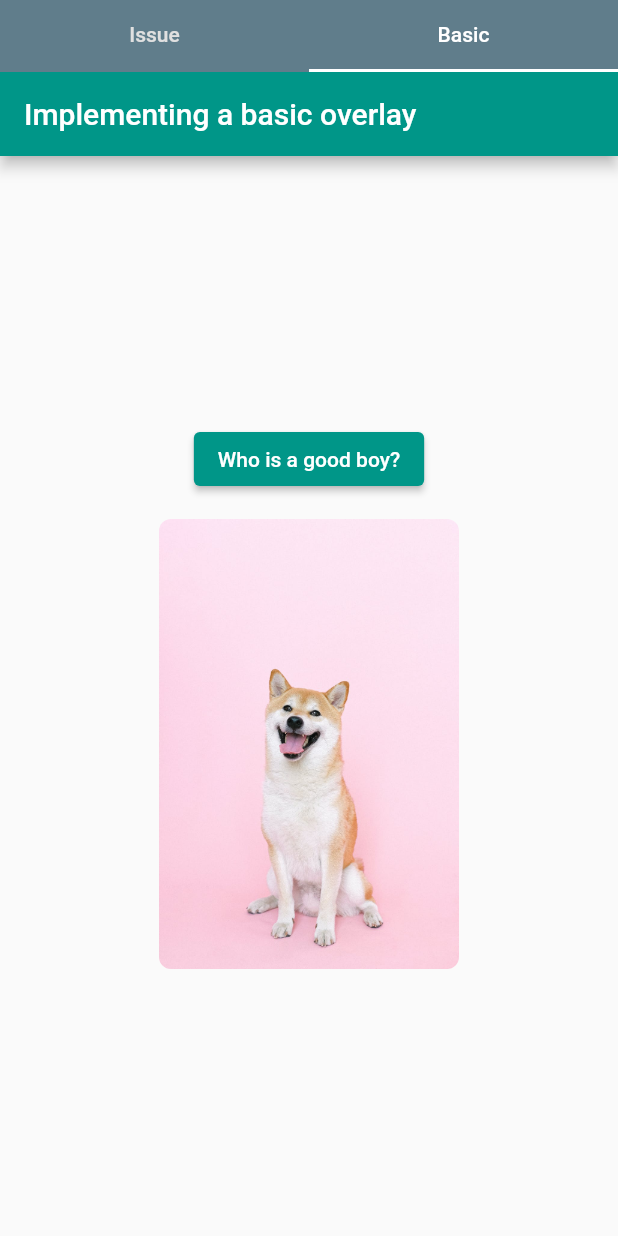
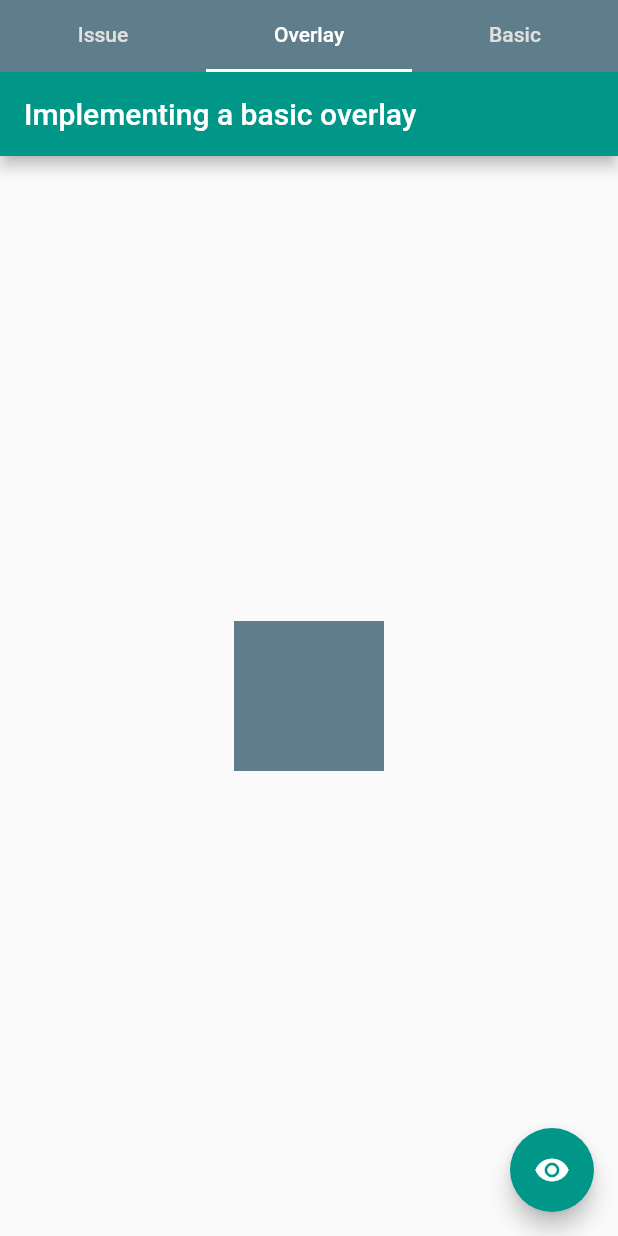
Before and after one commit to inf0rmatix/flutter-custom-overlays, a Flutter app: the screen it shows after launch, tab 2 chosen, on a phone screen of 412 x 824 dp. Run offline on Flutter 3.47's test engine with Material 2 defaults, Android fonts, the light colour scheme and no system bars.

Commit message:
working on examples, adding super basic entry point example

```diff
--- a/step_by_step/lib/main.dart
+++ b/step_by_step/lib/main.dart
@@ -26,11 +26,12 @@ class _MyAppState extends State<MyApp> with TickerProviderStateMixin {
   @override
   Widget build(BuildContext context) {
     return MaterialApp(
+      debugShowCheckedModeBanner: false,
       title: 'Flutter Demo',
       theme: ThemeData(
         primarySwatch: Colors.teal,
       ),
-      home: MyHomePage(),
+      home: const MyHomePage(),
     );
   }
 }
--- a/step_by_step/lib/my_home_page.dart
+++ b/step_by_step/lib/my_home_page.dart
@@ -1,6 +1,7 @@
 import 'package:flutter/material.dart';
 import 'package:step_by_step/steps/basic_overlay/basic_overlay_page.dart';
 import 'package:step_by_step/steps/issue/issue_page.dart';
+import 'package:step_by_step/steps/overlay_only/overlay_only_page.dart';
 
 class MyHomePage extends StatefulWidget {
   const MyHomePage({super.key});
@@ -14,7 +15,7 @@ class _MyHomePageState extends State<MyHomePage> with TickerProviderStateMixin {
 
   @override
   void initState() {
-    tabController = TabController(length: 2, vsync: this);
+    tabController = TabController(length: 3, vsync: this);
 
     super.initState();
   }
@@ -38,6 +39,9 @@ class _MyHomePageState extends State<MyHomePage> with TickerProviderStateMixin {
                   text: 'Issue',
                 ),
                 Tab(
+                  text: 'Overlay',
+                ),
+                Tab(
                   text: 'Basic',
                 ),
               ],
@@ -48,6 +52,7 @@ class _MyHomePageState extends State<MyHomePage> with TickerProviderStateMixin {
               controller: tabController,
               children: [
                 const IssuePage(),
+                OverlayOnlyPage(),
                 BasicOverlayPage(),
               ],
             ),
--- /dev/null
+++ b/step_by_step/lib/steps/overlay_only/only_overlay.dart
@@ -0,0 +1,43 @@
+import 'package:flutter/material.dart';
+import 'package:flutter/src/widgets/container.dart';
+import 'package:flutter/src/widgets/framework.dart';
+
+class OnlyOverlay extends StatefulWidget {
+  final Widget child;
+
+  const OnlyOverlay({
+    required this.child,
+    super.key,
+  });
+
+  @override
+  State<OnlyOverlay> createState() => OnlyOverlayState();
+}
+
+class OnlyOverlayState extends State<OnlyOverlay> {
+  OverlayEntry? overlayEntry;
+
+  @override
+  Widget build(BuildContext context) {
+    return widget.child;
+  }
+
+  void showOverlay() {
+    final overlayState = Overlay.of(context);
+
+    overlayEntry = OverlayEntry(
+      builder: (context) => GestureDetector(
+        onTap: () => hideOverlay(),
+        child: Container(
+          color: Colors.teal,
+        ),
+      ),
+    );
+
+    overlayState?.insert(overlayEntry!);
+  }
+
+  void hideOverlay() {
+    overlayEntry?.remove();
+  }
+}
--- /dev/null
+++ b/step_by_step/lib/steps/overlay_only/overlay_only_page.dart
@@ -0,0 +1,34 @@
+import 'package:flutter/material.dart';
+import 'package:step_by_step/steps/overlay_only/only_overlay.dart';
+
+class OverlayOnlyPage extends StatelessWidget {
+  final overlayKey = GlobalKey<OnlyOverlayState>();
+
+  OverlayOnlyPage({super.key});
+
+  @override
+  Widget build(BuildContext context) {
+    return Scaffold(
+      appBar: AppBar(
+        title: const Text('Implementing a basic overlay'),
+      ),
+      floatingActionButton: FloatingActionButton(
+        onPressed: () => overlayKey.currentState?.showOverlay(),
+        child: const Icon(Icons.visibility),
+      ),
+      body: Padding(
+        padding: const EdgeInsets.all(8.0),
+        child: Center(
+          child: OnlyOverlay(
+            key: overlayKey,
+            child: Container(
+              width: 100,
+              height: 100,
+              color: Colors.blueGrey,
+            ),
+          ),
+        ),
+      ),
+    );
+  }
+}
```
